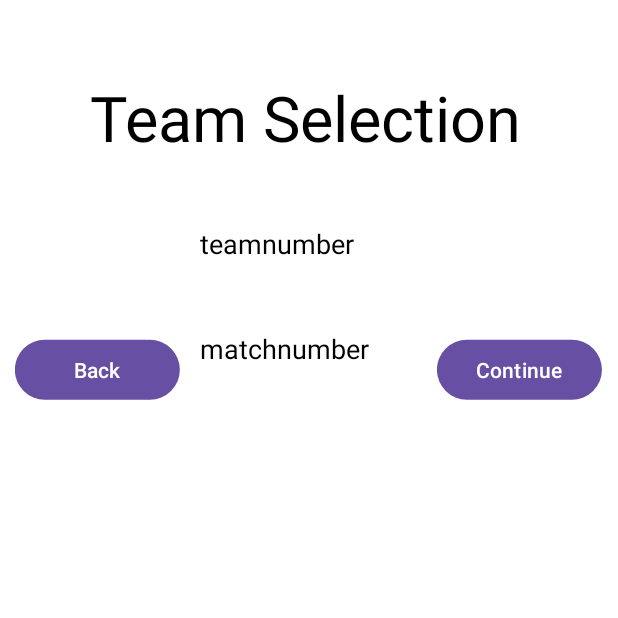
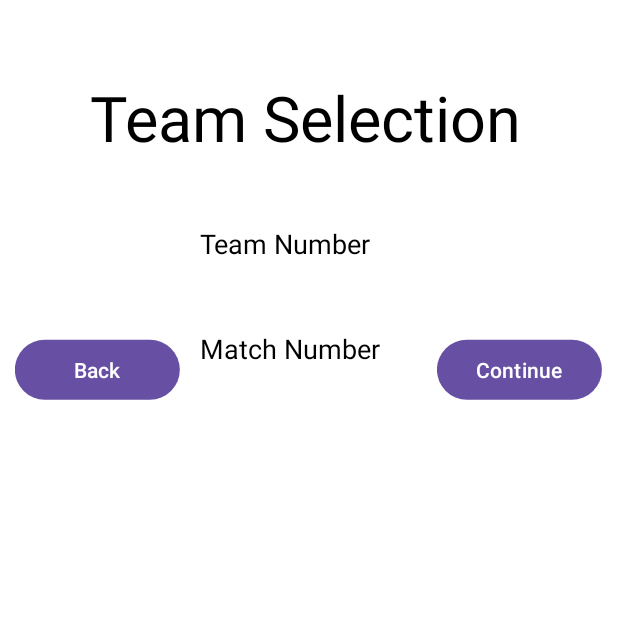
Before and after one commit to packofparts/scouting-app, an Android app: the screen it shows after launch (MainActivity), on a phone screen of 412 x 824 dp, the top half of it. Run offline under Robolectric (Android 15) with nearby library versions, the phone set to English and light mode, and no system bars; our stand-ins replace navigation-ui.

Commit message:
Update changes

```diff
--- a/app/src/main/java/com/example/myapplication/SecondFragment.java
+++ b/app/src/main/java/com/example/myapplication/SecondFragment.java
@@ -56,7 +56,7 @@ public class SecondFragment extends Fragment {
         checkedOperation(binding.source);
         return binding.getRoot();
     }
-//Hi
+
     public void onViewCreated(@NonNull View view, Bundle savedInstanceState) {
         super.onViewCreated(view, savedInstanceState);
 
--- a/app/src/main/res/layout/fragment_first.xml
+++ b/app/src/main/res/layout/fragment_first.xml
@@ -49,7 +49,7 @@
             android:id="@+id/input"
             android:layout_width="140dp"
             android:layout_height="66dp"
-            android:hint="teamnumber"
+            android:hint="Team Number"
             android:inputType="number"
             android:translationX="133dp"
             android:translationY="110dp" />
@@ -58,7 +58,7 @@
             android:id="@+id/matchInput"
             android:layout_width="140dp"
             android:layout_height="66dp"
-            android:hint="matchnumber"
+            android:hint="Match Number"
             android:inputType="number"
             android:translationX="133dp"
             android:translationY="200dp" />
```
